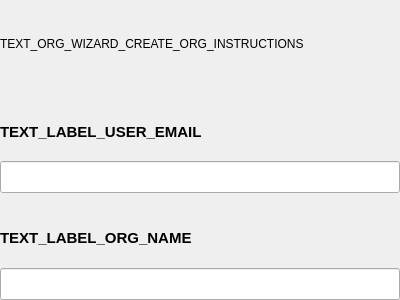
First picture: the form in parsec/core/gui/forms/create_org_second_page_widget.ui, repository Scille/parsec-cloud, before the edit.
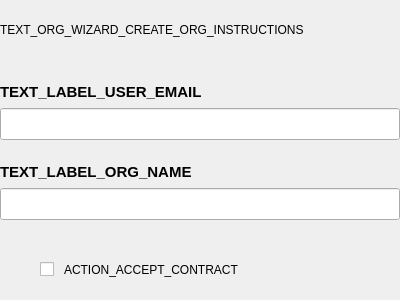
Second picture: the form after the edit.

The edit to the form file:
```diff
--- a/parsec/core/gui/forms/create_org_second_page_widget.ui
+++ b/parsec/core/gui/forms/create_org_second_page_widget.ui
@@ -120,6 +120,85 @@
      </item>
     </layout>
    </item>
+   <item>
+    <layout class="QHBoxLayout" name="horizontalLayout">
+     <property name="spacing">
+      <number>10</number>
+     </property>
+     <property name="leftMargin">
+      <number>0</number>
+     </property>
+     <item>
+      <spacer name="horizontalSpacer">
+       <property name="orientation">
+        <enum>Qt::Horizontal</enum>
+       </property>
+       <property name="sizeType">
+        <enum>QSizePolicy::Preferred</enum>
+       </property>
+       <property name="sizeHint" stdset="0">
+        <size>
+         <width>40</width>
+         <height>20</height>
+        </size>
+       </property>
+      </spacer>
+     </item>
+     <item>
+      <widget class="QCheckBox" name="check_accept_contract">
+       <property name="minimumSize">
+        <size>
+         <width>0</width>
+         <height>0</height>
+        </size>
+       </property>
+       <property name="maximumSize">
+        <size>
+         <width>16777215</width>
+         <height>16777215</height>
+        </size>
+       </property>
+       <property name="text">
+        <string/>
+       </property>
+      </widget>
+     </item>
+     <item>
+      <widget class="QLabel" name="label_2">
+       <property name="sizePolicy">
+        <sizepolicy hsizetype="Expanding" vsizetype="Preferred">
+         <horstretch>0</horstretch>
+         <verstretch>0</verstretch>
+        </sizepolicy>
+       </property>
+       <property name="minimumSize">
+        <size>
+         <width>0</width>
+         <height>0</height>
+        </size>
+       </property>
+       <property name="maximumSize">
+        <size>
+         <width>16777215</width>
+         <height>16777215</height>
+        </size>
+       </property>
+       <property name="text">
+        <string>ACTION_ACCEPT_CONTRACT</string>
+       </property>
+       <property name="textFormat">
+        <enum>Qt::RichText</enum>
+       </property>
+       <property name="wordWrap">
+        <bool>true</bool>
+       </property>
+       <property name="openExternalLinks">
+        <bool>true</bool>
+       </property>
+      </widget>
+     </item>
+    </layout>
+   </item>
   </layout>
  </widget>
  <resources/>
```
